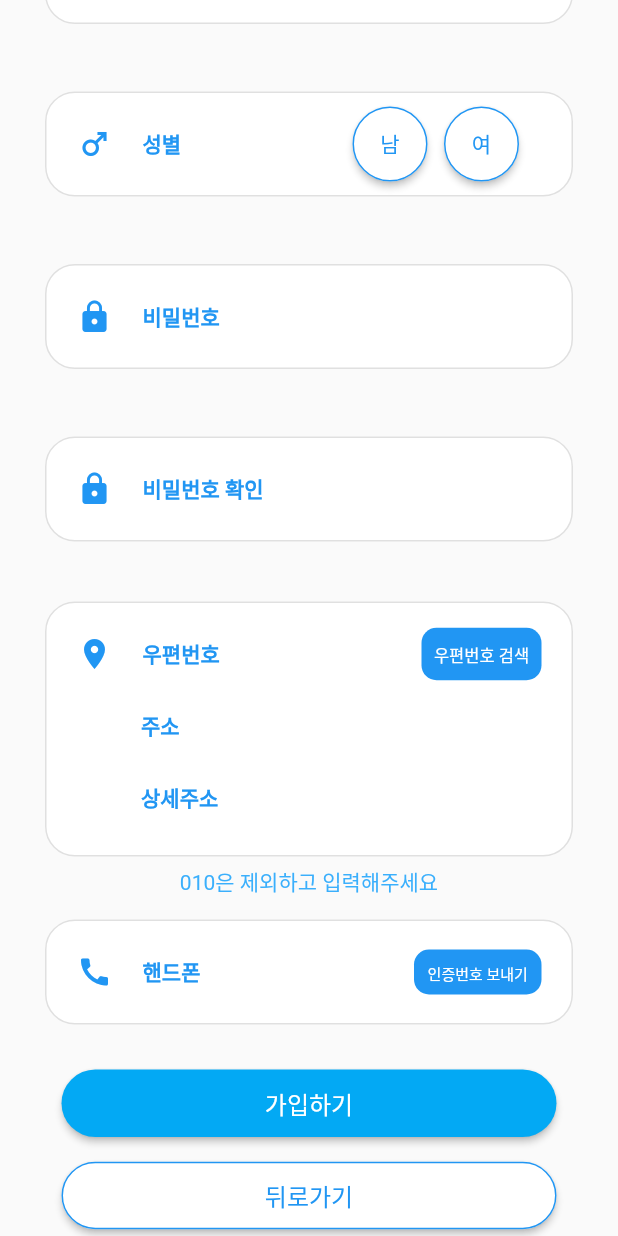
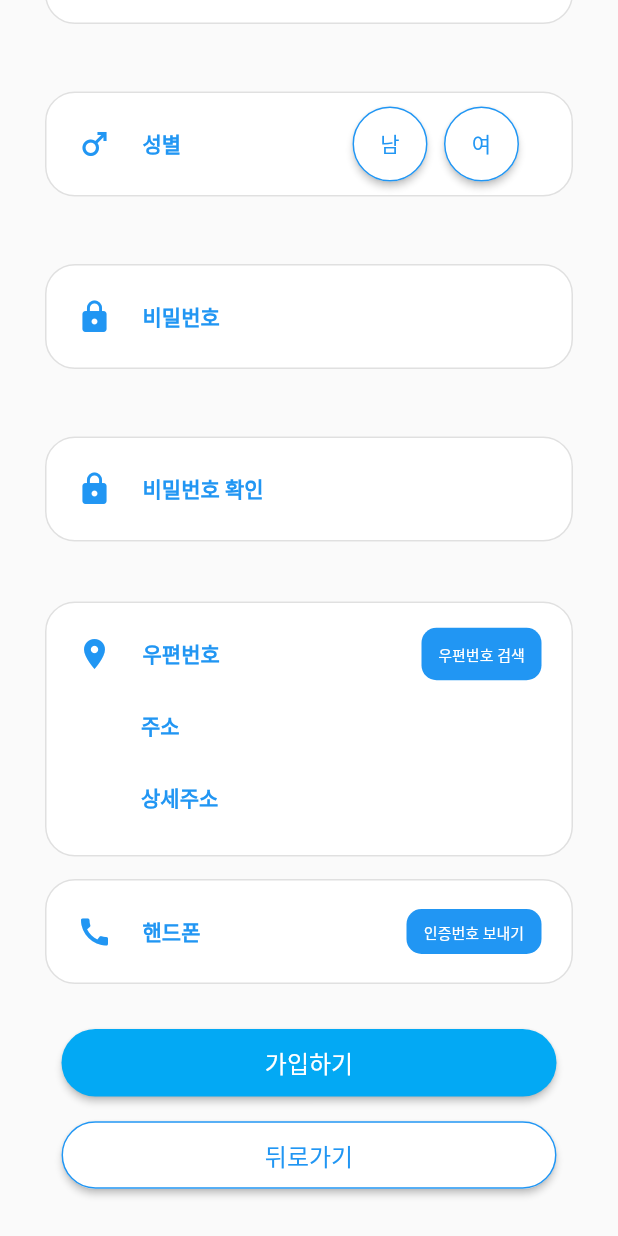
Before and after one commit to hhs0579/Dream, a Flutter app: the JoinPage screen opened directly, scrolled down 266 dp, on a phone screen of 412 x 824 dp. Run offline on Flutter 3.47's test engine with Material 2 defaults, Android fonts, the phone set to English and light mode, and no system bars; our stand-ins replace cloud_firestore, extended_image, firebase_auth, firebase_core, firebase_storage, fluttertoast and 4 more; missing offline and left inert: kpostal; accounts and stored records are empty; network calls fail.

Commit message:
Update join_page.dart

```diff
--- a/dreamproject/lib/screens/starts/join_page.dart
+++ b/dreamproject/lib/screens/starts/join_page.dart
@@ -1,6 +1,5 @@
 // import 'package:firebase_auth/firebase_auth.dart';
 // z
-import 'package:dreamproject/home_page.dart';
 import 'package:dreamproject/repo/auth_service.dart';
 import 'package:dreamproject/repo/database_service.dart';
 import 'package:firebase_auth/firebase_auth.dart';
@@ -38,6 +37,7 @@ class _JoinPageState extends State<JoinPage> {
   String? name;
   String email = '';
   String password = '';
+
   String? gender;
   String? address;
   String? postCode;
@@ -628,7 +628,7 @@ class _JoinPageState extends State<JoinPage> {
                                 child: Text(
                                   "우편번호 검색",
                                   style: TextStyle(
-                                    fontSize: 11,
+                                    fontSize: 10,
                                   ),
                                 ),
                                 onPressed: () async {
@@ -723,13 +723,6 @@ class _JoinPageState extends State<JoinPage> {
                     ),
                   ),
                   Container(
-                    padding: EdgeInsets.only(top: 6),
-                    child: Text(
-                      '010은 제외하고 입력해주세요',
-                      style: TextStyle(color: Color(0xff3AAFFC)),
-                    ),
-                  ),
-                  Container(
                     alignment: Alignment(0, 0),
                     height: 70,
                     margin: EdgeInsets.only(left: 30, right: 30, top: 15),
@@ -759,7 +752,8 @@ class _JoinPageState extends State<JoinPage> {
                             child: TextFormField(
                               controller: phoneNumber,
                               textAlign: TextAlign.right,
-                              style: TextStyle(color: Colors.black),
+                              style:
+                                  TextStyle(fontSize: 14, color: Colors.black),
                               decoration: InputDecoration(
                                 border: InputBorder.none,
                               ),
@@ -768,7 +762,7 @@ class _JoinPageState extends State<JoinPage> {
                           ),
                         ),
                         Container(
-                          width: 85,
+                          width: 90,
                           height: 30,
                           child: TextButton(
                             child: Text(
@@ -793,6 +787,7 @@ class _JoinPageState extends State<JoinPage> {
                                       (verificationFailed) async {
                                     print(verificationFailed.code);
                                     print("코드 발송 실패");
+
                                     setState(() {
                                       showLoading = false;
                                     });
@@ -899,7 +894,7 @@ class _JoinPageState extends State<JoinPage> {
                                   password: passwordController.text);
 
                               setState(() {
-                                Get.to(HomePage());
+                                Get.to(LoginPage());
                                 showLoading = false;
                               });
                             } else {
```
